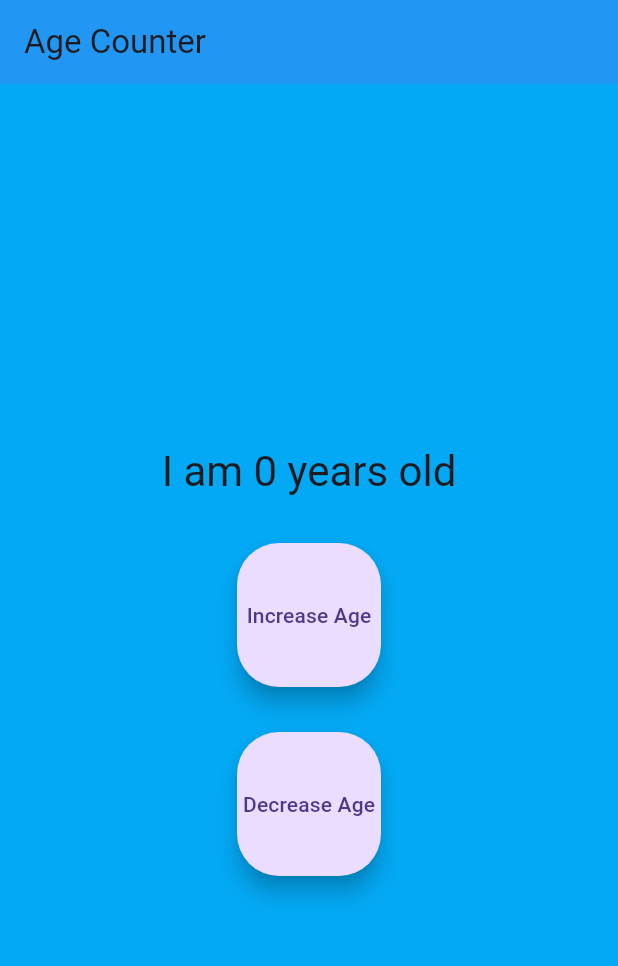
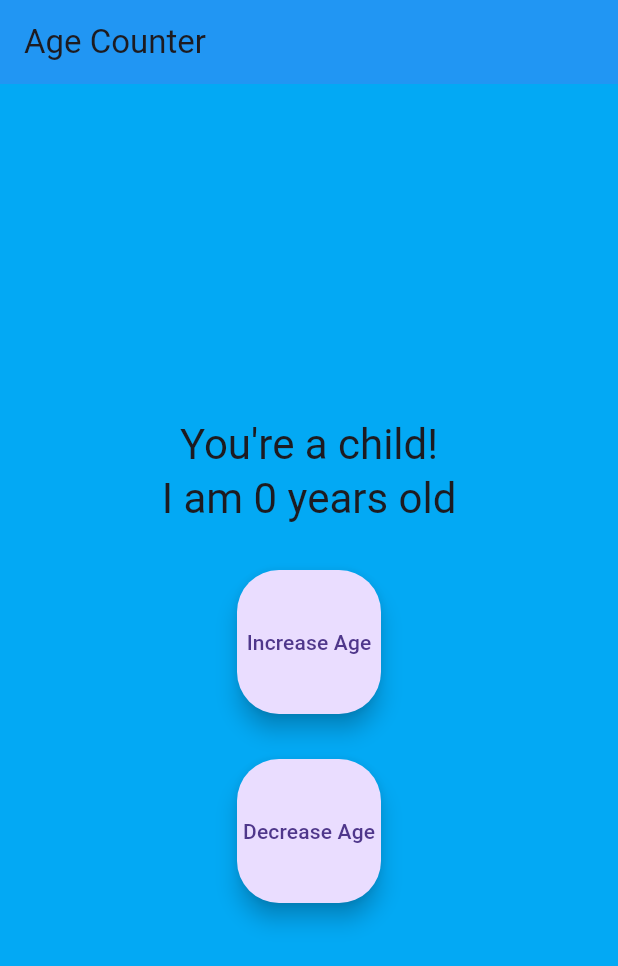
Before and after one commit to skylerplumley/inclass6, a Flutter app: the screen it shows after launch, on a phone screen of 412 x 824 dp. Shown: the top 966 px of the screen. Run offline on Flutter 3.47's test engine with Material 3 defaults, Android fonts, the phone set to English and light mode, and no system bars; missing offline and left inert: window_size.

```diff
--- a/lib/main.dart
+++ b/lib/main.dart
@@ -93,6 +93,20 @@ class MyHomePage extends StatelessWidget {
     }
   }
 
+  String message(int age) {
+    if (age <= 12) {
+      return "You're a child!";
+    } else if (age <= 19) {
+      return "Teenager time!";
+    } else if (age <= 30) {
+      return "You're a young adult!";
+    } else if (age <= 50) {
+      return "You're an adult now!";
+    } else {
+      return "Golden years!";
+    }
+  }
+
   @override
   Widget build(BuildContext context) {
     return Scaffold(
@@ -107,6 +121,10 @@ class MyHomePage extends StatelessWidget {
             child: Column(
               mainAxisAlignment: MainAxisAlignment.center,
               children: [
+                Text(
+                  message(counter.age),
+                  style: Theme.of(context).textTheme.headlineMedium,
+                ),
                 Text(
                   'I am ${counter.age} years old',
                   style: Theme.of(context).textTheme.headlineMedium,
```
